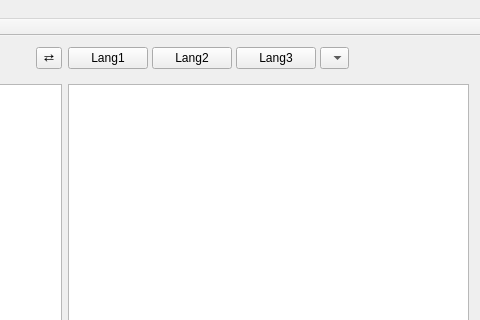
Above: src/GUI/apertiumgui.ui from denix56/Apertium-GP before the change; both pictures show x 488 to 968 and y 0 to 320 of the 968 by 600 pixel window. Below: the same form after it.
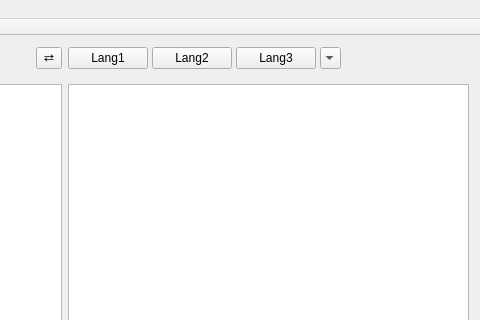
That is the form after the change. Icons and pictures are not drawn. Custom widgets are drawn as their Qt base class.

Commit message: tray widget for linux

```diff
--- a/src/GUI/apertiumgui.ui
+++ b/src/GUI/apertiumgui.ui
@@ -91,10 +91,16 @@
           </property>
           <property name="minimumSize">
            <size>
-            <width>20</width>
+            <width>21</width>
             <height>0</height>
            </size>
           </property>
+          <property name="maximumSize">
+           <size>
+            <width>21</width>
+            <height>16777215</height>
+           </size>
+          </property>
           <property name="sizeAdjustPolicy">
            <enum>QComboBox::AdjustToMinimumContentsLength</enum>
           </property>
```
Left out of the diff: 2 changed lines with no effect on the pictures. The commit also changes 5 other files.
